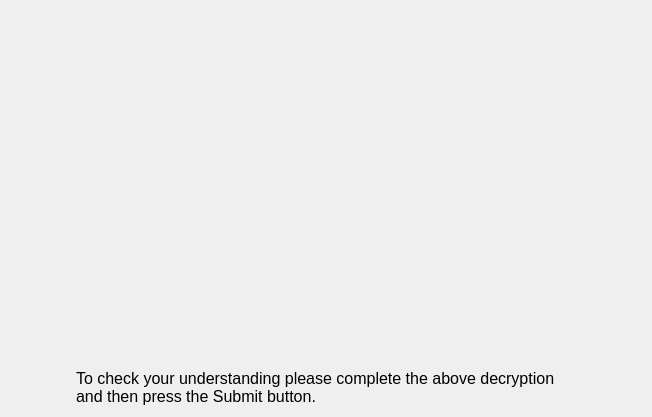
This is MarketSimulation/instructionscreentest3.ui in dwattttt/marketsim as Qt 5 draws it before an edit. The edited form follows.
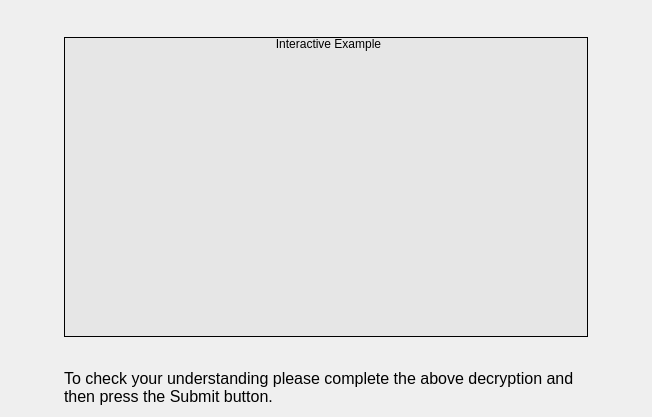
This is the edited form.

Diff of the .ui file:
```diff
--- a/MarketSimulation/instructionscreentest3.ui
+++ b/MarketSimulation/instructionscreentest3.ui
@@ -30,6 +30,50 @@
    <item>
     <layout class="QVBoxLayout" name="verticalLayout">
      <item>
+      <spacer name="verticalSpacer">
+       <property name="orientation">
+        <enum>Qt::Vertical</enum>
+       </property>
+       <property name="sizeType">
+        <enum>QSizePolicy::Expanding</enum>
+       </property>
+       <property name="sizeHint" stdset="0">
+        <size>
+         <width>20</width>
+         <height>40</height>
+        </size>
+       </property>
+      </spacer>
+     </item>
+     <item>
+      <widget class="QGroupBox" name="groupBox">
+       <property name="minimumSize">
+        <size>
+         <width>0</width>
+         <height>300</height>
+        </size>
+       </property>
+       <property name="autoFillBackground">
+        <bool>false</bool>
+       </property>
+       <property name="styleSheet">
+        <string notr="true">#groupBox {
+	background-color: rgb(230, 230, 230);
+	border: 1px solid black;
+}
+
+#groupBox::title {
+     subcontrol-origin: margin;
+     subcontrol-position: top center; /* position at the top center */
+     padding: 0 3px;
+	 background-color: transparent;
+}</string>
+       </property>
+       <property name="title">
+        <string>Interactive Example</string>
+       </property>
+       <layout class="QVBoxLayout" name="verticalLayout_2">
+        <item>
       <widget class="QWidget" name="decryptionWidget" native="true">
        <property name="sizePolicy">
         <sizepolicy hsizetype="Preferred" vsizetype="Expanding">
@@ -45,6 +89,25 @@
        </property>
        <layout class="QHBoxLayout" name="horizontalLayout_2"/>
       </widget>
+        </item>
+       </layout>
+      </widget>
+     </item>
+     <item>
+      <spacer name="verticalSpacer_2">
+       <property name="orientation">
+        <enum>Qt::Vertical</enum>
+       </property>
+       <property name="sizeType">
+        <enum>QSizePolicy::Expanding</enum>
+       </property>
+       <property name="sizeHint" stdset="0">
+        <size>
+         <width>20</width>
+         <height>40</height>
+        </size>
+       </property>
+      </spacer>
      </item>
      <item>
       <widget class="QLabel" name="label">
```
Lines whose indentation alone changed are shown as unchanged.
